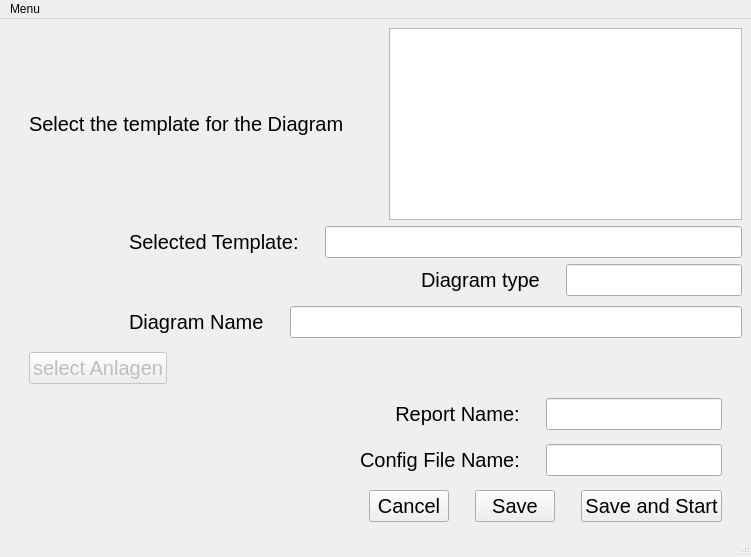
Qt form source_code/ui/edit_config_file.ui (MaximilianBrokamp/ENEFFCO-diagramm-creator) before a commit.
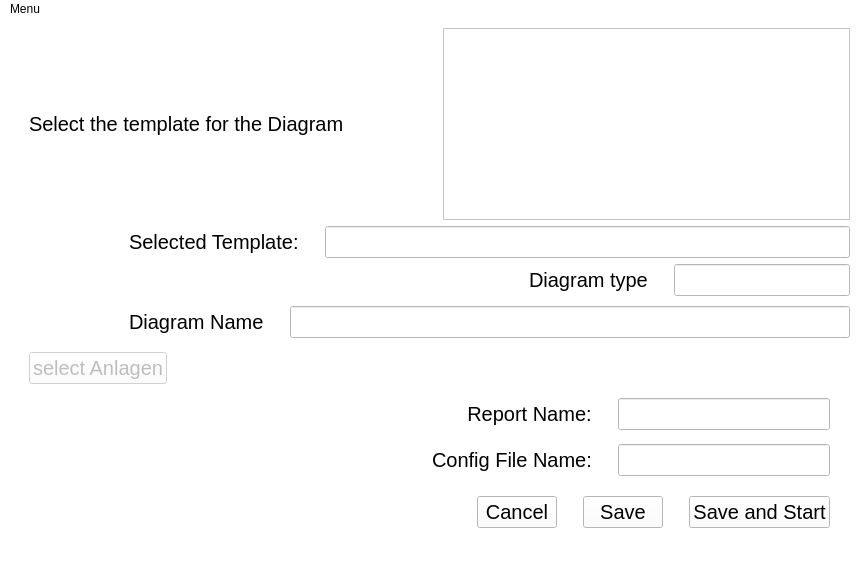
The same form after that commit.

Patch:
```diff
--- a/source_code/ui/edit_config_file.ui
+++ b/source_code/ui/edit_config_file.ui
@@ -10,12 +10,16 @@
     <x>0</x>
     <y>0</y>
     <width>859</width>
-    <height>0</height>
+    <height>570</height>
    </rect>
   </property>
   <property name="windowTitle">
    <string>Eneffco Diagram creator</string>
   </property>
+  <property name="styleSheet">
+   <string notr="true">
+background-color: rgb(255, 255, 255);</string>
+  </property>
   <widget class="QWidget" name="centralwidget">
    <layout class="QGridLayout" name="gridLayout">
     <item row="17" column="0">
```
